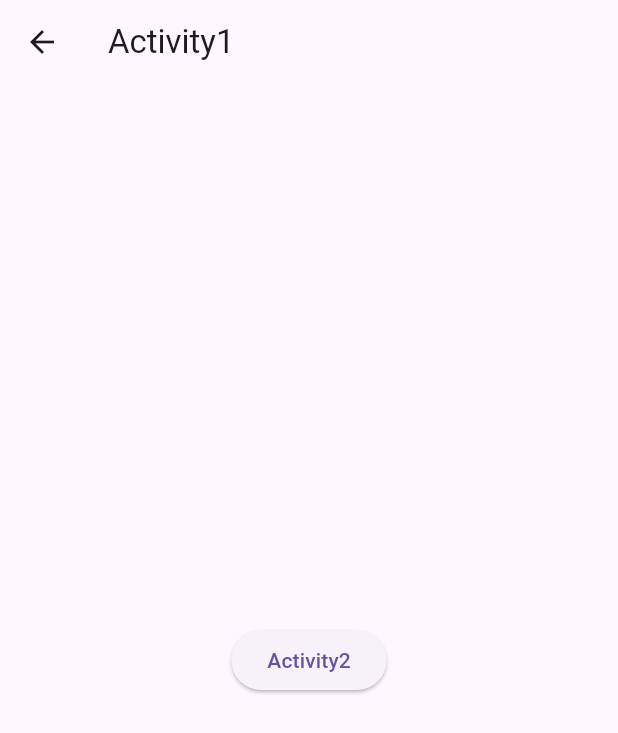
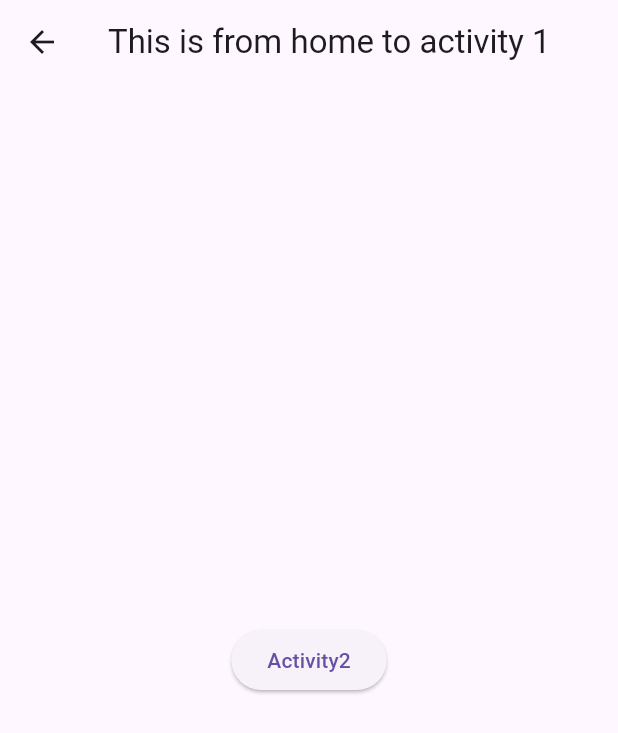
Before and after one commit to pieash9/first-flutter, a Flutter app: the screen it shows after launch, after a tap on "Go activity 1", on a phone screen of 412 x 824 dp. Shown: the top 733 px of the screen. Run offline on Flutter 3.47's test engine with Material 3 defaults, Android fonts, the phone set to English and light mode, and no system bars.

Commit message:
added pass dynamic data form one page to another

```diff
--- a/lib/main.dart
+++ b/lib/main.dart
@@ -56,7 +56,10 @@ class HomeActivity extends StatelessWidget {
             onPressed: () {
               Navigator.push(
                 context,
-                MaterialPageRoute(builder: (context) => Activity1()),
+                MaterialPageRoute(
+                  builder: (context) =>
+                      Activity1("This is from home to activity 1"),
+                ),
               );
             },
             child: Text("Go activity 1"),
@@ -65,7 +68,10 @@ class HomeActivity extends StatelessWidget {
             onPressed: () {
               Navigator.push(
                 context,
-                MaterialPageRoute(builder: (context) => Activity2()),
+                MaterialPageRoute(
+                  builder: (context) =>
+                      Activity2("This is from home to activity 2"),
+                ),
               );
             },
             child: Text("Go activity 2"),
@@ -77,7 +83,9 @@ class HomeActivity extends StatelessWidget {
 }
 
 class Activity1 extends StatelessWidget {
-  const Activity1({super.key});
+  String msg;
+
+  Activity1(this.msg, {super.key});
 
   MySnackBar(message, context) {
     return ScaffoldMessenger.of(
@@ -89,13 +97,16 @@ class Activity1 extends StatelessWidget {
   Widget build(BuildContext context) {
     // TODO: implement build
     return Scaffold(
-      appBar: AppBar(title: const Text("Activity1")),
+      appBar: AppBar(title: Text(msg)),
       body: Center(
         child: ElevatedButton(
           onPressed: () {
             Navigator.push(
               context,
-              MaterialPageRoute(builder: (context) => Activity2()),
+              MaterialPageRoute(
+                builder: (context) =>
+                    Activity2("This is from home to activity 2"),
+              ),
             );
           },
           child: Text("Activity2"),
@@ -106,7 +117,9 @@ class Activity1 extends StatelessWidget {
 }
 
 class Activity2 extends StatelessWidget {
-  const Activity2({super.key});
+  String msg;
+
+  Activity2(this.msg, {super.key});
 
   MySnackBar(message, context) {
     return ScaffoldMessenger.of(
@@ -118,13 +131,16 @@ class Activity2 extends StatelessWidget {
   Widget build(BuildContext context) {
     // TODO: implement build
     return Scaffold(
-      appBar: AppBar(title: const Text("Activity2")),
+      appBar: AppBar(title: Text(msg)),
       body: Center(
         child: ElevatedButton(
           onPressed: () {
             Navigator.push(
               context,
-              MaterialPageRoute(builder: (context) => Activity1()),
+              MaterialPageRoute(
+                builder: (context) =>
+                    Activity1("This is from home to activity 1"),
+              ),
             );
           },
           child: Text("Activity1"),
```
